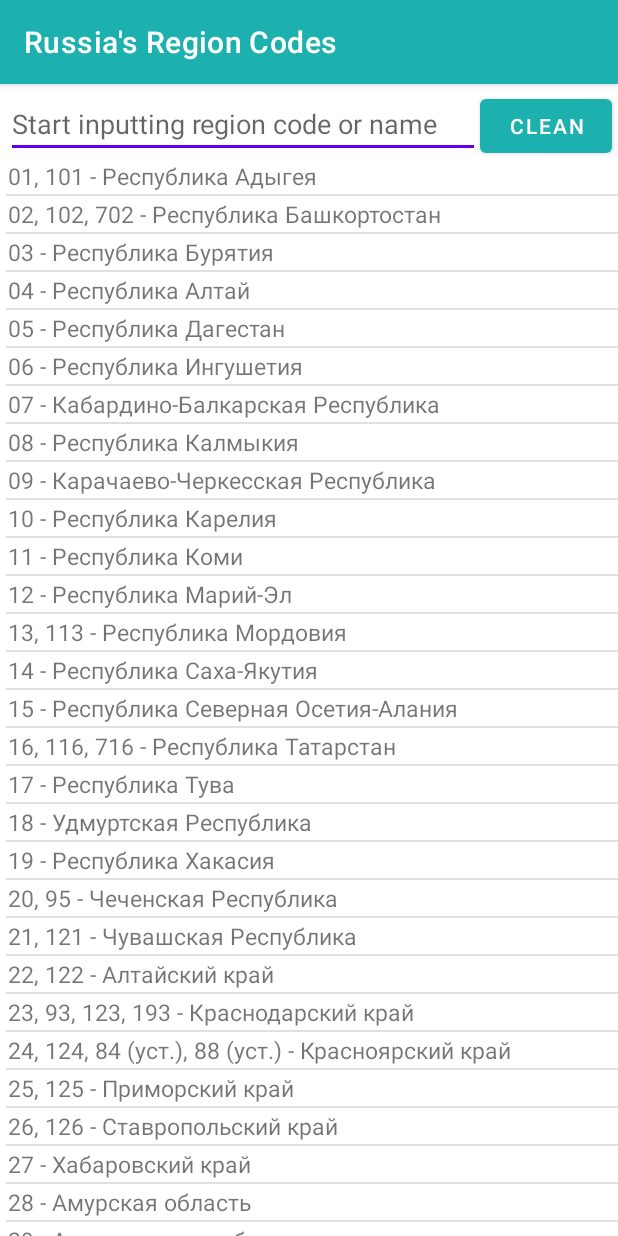
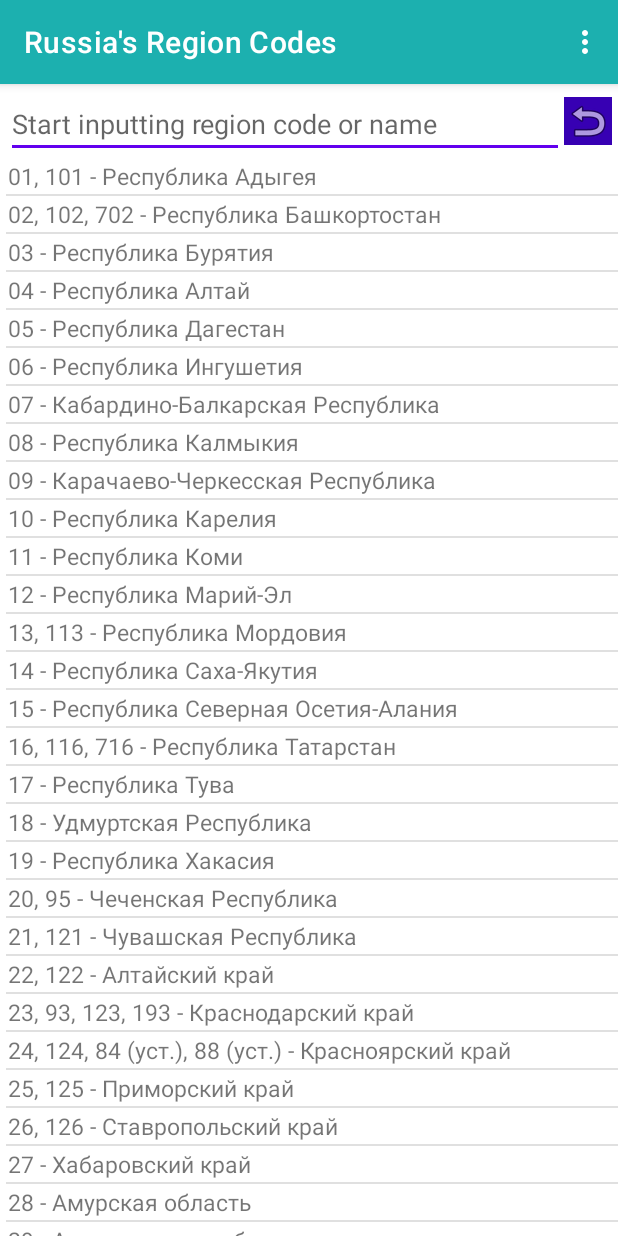
Before and after one commit to vicawe64/RRC2, an Android app: the screen it shows after launch (MainActivity), on a phone screen of 412 x 824 dp. Run offline under Robolectric (Android 15) with nearby library versions, the phone set to English and light mode, and no system bars.

Commit message:
Version 1.2 1. "About" menu & dialog is added. 2. "Clean" button UI revised.

```diff
--- a/app/build.gradle
+++ b/app/build.gradle
@@ -9,8 +9,8 @@ android {
         applicationId "com.example.rrc2"
         minSdk 21
         targetSdk 31
-        versionCode 2
-        versionName "1.1"
+        versionCode 3
+        versionName "1.2"
 
         testInstrumentationRunner "androidx.test.runner.AndroidJUnitRunner"
     }
@@ -32,6 +32,7 @@ dependencies {
     implementation 'androidx.appcompat:appcompat:1.2.0'
     implementation 'com.google.android.material:material:1.3.0'
     implementation 'androidx.constraintlayout:constraintlayout:2.0.4'
+    implementation 'androidx.legacy:legacy-support-v4:1.0.0'
     testImplementation 'junit:junit:4.+'
     androidTestImplementation 'androidx.test.ext:junit:1.1.2'
     androidTestImplementation 'androidx.test.espresso:espresso-core:3.3.0'
--- a/app/src/main/java/com/example/rrc2/MainActivity.java
+++ b/app/src/main/java/com/example/rrc2/MainActivity.java
@@ -5,9 +5,13 @@ import androidx.recyclerview.widget.DividerItemDecoration;
 import androidx.recyclerview.widget.LinearLayoutManager;
 import androidx.recyclerview.widget.RecyclerView;
 import android.content.Context;
+import android.content.Intent;
 import android.os.Bundle;
 import android.text.Editable;
 import android.text.TextWatcher;
+import android.view.Menu;
+import android.view.MenuInflater;
+import android.view.MenuItem;
 import android.view.View;
 import android.widget.EditText;
 //import android.widget.TextView;
@@ -74,9 +78,33 @@ public class MainActivity extends AppCompatActivity implements rvCodesAdapter.It
         etCode.setText((CharSequence) "");
     }
 
+    @Override
+    public boolean onCreateOptionsMenu(Menu menu) {
+        MenuInflater inflater = getMenuInflater();
+        inflater.inflate(R.menu.main_menu, menu);
+        return true;
+    }
+
+    @Override
+    public boolean onOptionsItemSelected(MenuItem item) {
+        // Handle item selection
+        switch (item.getItemId()) {
+            case R.id.miAbout:
+                showAbout();
+                return true;
+            default:
+                return super.onOptionsItemSelected(item);
+        }
+    }
+
     public void cleanETCode(View view) {
         // Cleaning the search field and (automatically) re-populating the list
         etCode.setText((CharSequence) "");
     }
 
+    public void showAbout(){
+        Intent intent = new Intent(this, AboutActivity.class);
+        startActivity(intent);
+    }
+
 }
--- a/app/src/main/res/layout/activity_main.xml
+++ b/app/src/main/res/layout/activity_main.xml
@@ -4,7 +4,8 @@
     xmlns:tools="http://schemas.android.com/tools"
     android:layout_width="match_parent"
     android:layout_height="match_parent"
-    tools:context=".MainActivity">
+    tools:context=".MainActivity"
+    >
 
     <EditText
         android:id="@+id/etCode"
@@ -24,18 +25,19 @@
         app:layout_constraintEnd_toStartOf="@id/btnClean"
         />
 
-    <Button
+    <ImageButton
         android:id="@+id/btnClean"
         android:layout_width="wrap_content"
         android:layout_height="wrap_content"
+        android:layout_marginTop="4dp"
+        android:layout_marginBottom="4dp"
         android:layout_marginRight="4dp"
-        android:text="Clean"
-        android:textAlignment="center"
-        app:layout_constraintBaseline_toBaselineOf="@id/etCode"
+        android:background="@color/design_default_color_primary_variant"
+        android:onClick="cleanETCode"
+        app:layout_constraintBottom_toBottomOf="@id/etCode"
         app:layout_constraintRight_toRightOf="parent"
         app:layout_constraintTop_toTopOf="parent"
-        android:onClick="cleanETCode"
-        />
+        app:srcCompat="@android:drawable/ic_menu_revert" />
 
     <androidx.recyclerview.widget.RecyclerView
         android:id="@+id/rvCodeList"
@@ -47,5 +49,4 @@
         app:layout_constraintBottom_toBottomOf="parent"
         app:layout_constraintTop_toBottomOf="@+id/etCode" />
 
-
 </androidx.constraintlayout.widget.ConstraintLayout>
--- /dev/null
+++ b/app/src/main/res/menu/main_menu.xml
@@ -0,0 +1,9 @@
+<?xml version="1.0" encoding="utf-8"?>
+<menu xmlns:app="http://schemas.android.com/apk/res-auto"
+    xmlns:android="http://schemas.android.com/apk/res/android">
+    <item
+        android:id="@+id/miAbout"
+        android:title="@string/main_menu_name" />
+    <!--         android:onClick="showAbout"
+-->
+</menu>
--- a/app/src/main/res/values/strings.xml
+++ b/app/src/main/res/values/strings.xml
@@ -1,5 +1,8 @@
 <resources>
     <string name="app_name">Russia\'s Region Codes</string>
+    <string name="main_menu_name">About</string>
+    <string name="version_template">Version: </string>
+
     <string name="codes">01, 101 - Республика Адыгея\n
 02, 102, 702 - Республика Башкортостан\n
 03 - Республика Бурятия\n
```
Also changed, not shown: app/src/main/AndroidManifest.xml (+8 -3 lines), app/src/main/java/com/example/rrc2/AboutActivity.java (added, +18 -0 lines), app/src/main/res/layout/activity_about.xml (added, +37 -0 lines), 1 other file.
